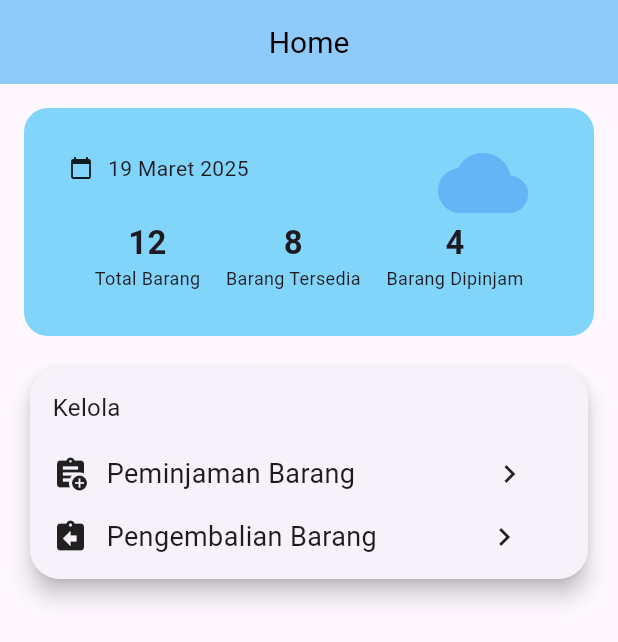
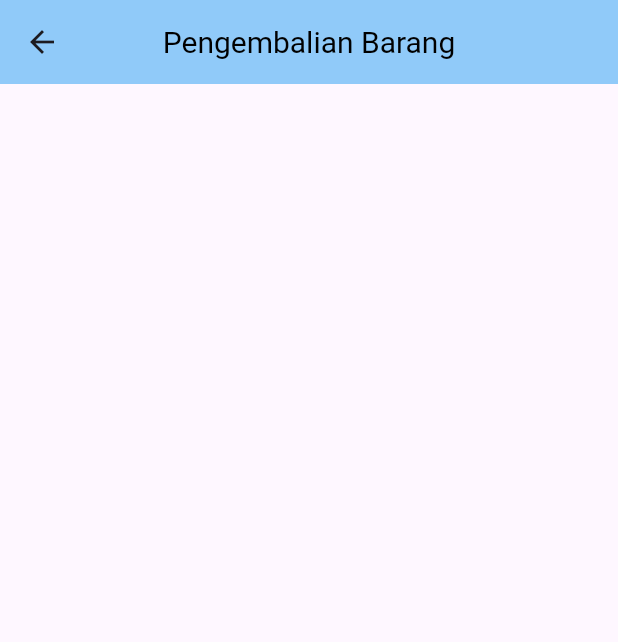
Before and after one commit to bagasrivan/BMKG-Inventory-App, a Flutter app: the HomePage screen opened by its route, after a tap on "Pengembalian Barang", on a phone screen of 412 x 824 dp. Shown: the top 642 px of the screen. Run offline on Flutter 3.47's test engine with Material 3 defaults, Android fonts, the phone set to English and light mode, and no system bars; missing offline and left inert: qr_code_scanner.

Commit message:
Menambahkan halaman return

```diff
--- a/lib/view/homePage.dart
+++ b/lib/view/homePage.dart
@@ -1,4 +1,5 @@
 import 'package:bmkg_inventory_system/view/addPage.dart';
+import 'package:bmkg_inventory_system/view/returnPage.dart';
 import 'package:flutter/material.dart';
 
 class HomePage extends StatefulWidget {
@@ -192,7 +193,12 @@ class _HomeState extends State<HomePage> {
                             Icon(Icons.keyboard_arrow_right),
                           ],
                         ),
-                        onTap: () {},
+                        onTap: () {
+                          Navigator.push(
+                              context,
+                              MaterialPageRoute(
+                                  builder: (context) => ReturnPage()));
+                        },
                       )
                     ],
                   ),
--- /dev/null
+++ b/lib/view/returnPage.dart
@@ -0,0 +1,22 @@
+import 'package:flutter/material.dart';
+
+class ReturnPage extends StatefulWidget {
+  const ReturnPage({super.key});
+
+  @override
+  _ReturnState createState() => _ReturnState();
+}
+
+class _ReturnState extends State<ReturnPage> {
+  @override
+  Widget build(BuildContext) {
+    return Scaffold(
+      appBar: AppBar(
+        title: Text('Pengembalian Barang'),
+        backgroundColor: Colors.blue[200],
+        centerTitle: true,
+        titleTextStyle: TextStyle(fontSize: 20, color: Colors.black),
+      ),
+    );
+  }
+}
--- a/pubspec.yaml
+++ b/pubspec.yaml
@@ -31,7 +31,9 @@ dependencies:
   flutter:
     sdk: flutter
   qr_code_scanner: ^1.0.1
-  http: ^0.13.6
+  http: ^1.3.0
+  google_fonts: ^6.1.0
+  lottie: ^2.6.0
 
   # The following adds the Cupertino Icons font to your application.
   # Use with the CupertinoIcons class for iOS style icons.
```
Also changed, not shown: pubspec.lock, 1 other file.
